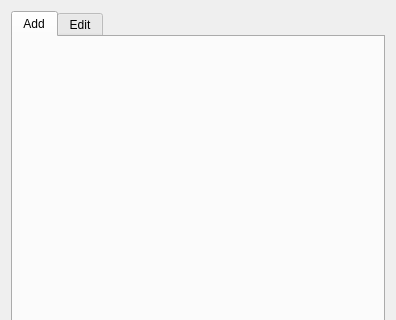
Above: pulse/interface/ui_files/model/geometry/geometry_designer_tabs.ui from open-pulse/OpenPulse before the change; both pictures show x 0 to 396 and y 0 to 320 of the 396 by 545 pixel window. Below: the same form after it.
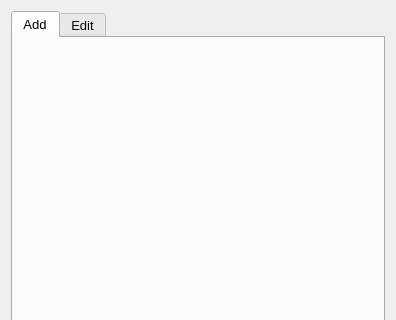
That is the form after the change.

```diff
--- a/pulse/interface/ui_files/model/geometry/geometry_designer_tabs.ui
+++ b/pulse/interface/ui_files/model/geometry/geometry_designer_tabs.ui
@@ -16,6 +16,11 @@
   <layout class="QGridLayout" name="gridLayout">
    <item row="0" column="0">
     <widget class="QTabWidget" name="tab_widget">
+     <property name="font">
+      <font>
+       <pointsize>10</pointsize>
+      </font>
+     </property>
      <property name="currentIndex">
       <number>0</number>
      </property>
```
Left out of the diff: 18 changed lines with no effect on the pictures.
